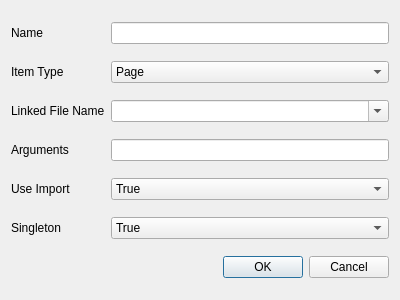
Above: gui/Qt4Designer_files/ui_launcher_item_properties.ui from NSLS-II/aphla before the change. Below: the same form after it.
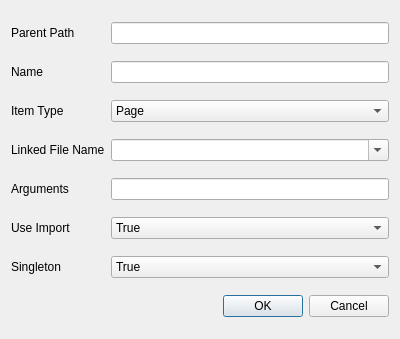
That is the form after the change.

Commit message: major functionalities of launcher completed

Patch:
```diff
--- a/gui/Qt4Designer_files/ui_launcher_item_properties.ui
+++ b/gui/Qt4Designer_files/ui_launcher_item_properties.ui
@@ -7,7 +7,7 @@
     <x>0</x>
     <y>0</y>
     <width>400</width>
-    <height>300</height>
+    <height>339</height>
    </rect>
   </property>
   <property name="windowTitle">
@@ -15,23 +15,40 @@
   </property>
   <layout class="QGridLayout" name="gridLayout">
    <item row="0" column="0">
+    <widget class="QLabel" name="label_7">
+     <property name="text">
+      <string>Parent Path</string>
+     </property>
+    </widget>
+   </item>
+   <item row="0" column="1">
+    <widget class="QLineEdit" name="lineEdit_parentPath">
+     <property name="enabled">
+      <bool>true</bool>
+     </property>
+     <property name="readOnly">
+      <bool>true</bool>
+     </property>
+    </widget>
+   </item>
+   <item row="1" column="0">
     <widget class="QLabel" name="label">
      <property name="text">
       <string>Name</string>
      </property>
     </widget>
    </item>
-   <item row="0" column="1">
+   <item row="1" column="1">
     <widget class="QLineEdit" name="lineEdit_dispName"/>
    </item>
-   <item row="1" column="0">
+   <item row="2" column="0">
     <widget class="QLabel" name="label_6">
      <property name="text">
       <string>Item Type</string>
      </property>
     </widget>
    </item>
-   <item row="1" column="1">
+   <item row="2" column="1">
     <widget class="QComboBox" name="comboBox_itemType">
      <item>
       <property name="text">
@@ -45,38 +62,38 @@
      </item>
     </widget>
    </item>
-   <item row="2" column="0">
+   <item row="3" column="0">
     <widget class="QLabel" name="label_2">
      <property name="text">
       <string>Linked File Name</string>
      </property>
     </widget>
    </item>
-   <item row="2" column="1">
+   <item row="3" column="1">
     <widget class="QComboBox" name="comboBox_linkedFile">
      <property name="editable">
       <bool>true</bool>
      </property>
     </widget>
    </item>
-   <item row="3" column="0">
+   <item row="4" column="0">
     <widget class="QLabel" name="label_3">
      <property name="text">
       <string>Arguments</string>
      </property>
     </widget>
    </item>
-   <item row="3" column="1">
+   <item row="4" column="1">
     <widget class="QLineEdit" name="lineEdit_args"/>
    </item>
-   <item row="4" column="0">
+   <item row="5" column="0">
     <widget class="QLabel" name="label_4">
      <property name="text">
       <string>Use Import</string>
      </property>
     </widget>
    </item>
-   <item row="4" column="1">
+   <item row="5" column="1">
     <widget class="QComboBox" name="comboBox_useImport">
      <item>
       <property name="text">
@@ -90,14 +107,14 @@
      </item>
     </widget>
    </item>
-   <item row="5" column="0">
+   <item row="6" column="0">
     <widget class="QLabel" name="label_5">
      <property name="text">
       <string>Singleton</string>
      </property>
     </widget>
    </item>
-   <item row="5" column="1">
+   <item row="6" column="1">
     <widget class="QComboBox" name="comboBox_singleton">
      <item>
       <property name="text">
@@ -111,7 +128,7 @@
      </item>
     </widget>
    </item>
-   <item row="6" column="0" colspan="2">
+   <item row="7" column="0" colspan="2">
     <widget class="QDialogButtonBox" name="buttonBox">
      <property name="orientation">
       <enum>Qt::Horizontal</enum>
```
The commit also changes 2 other files.
